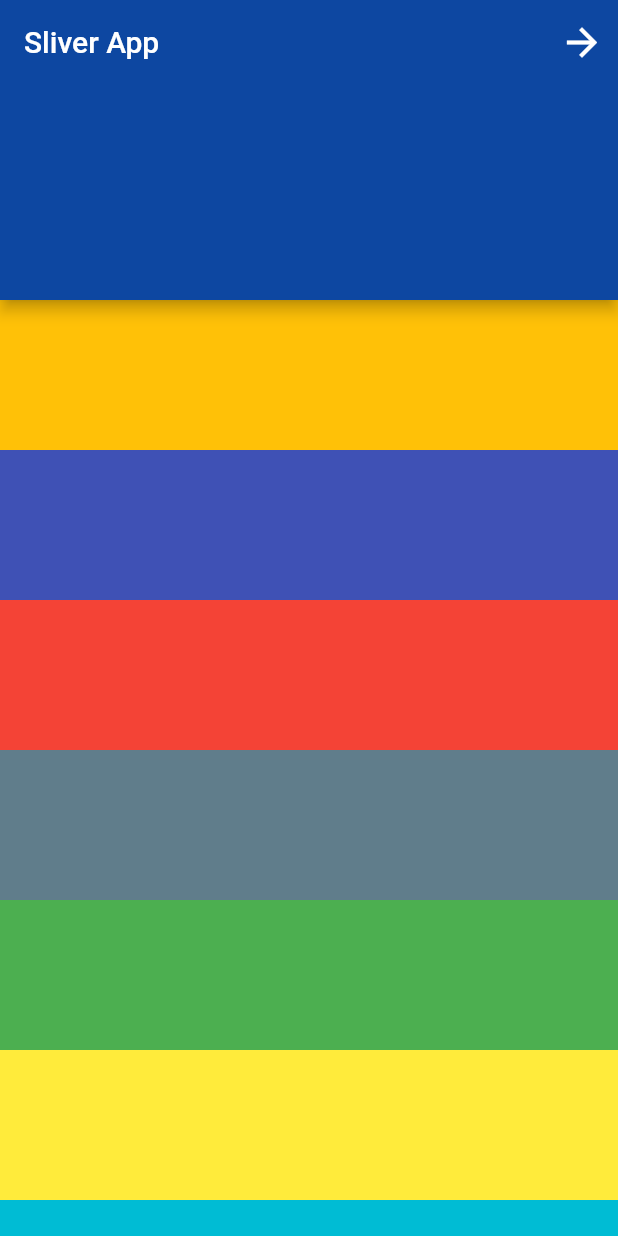
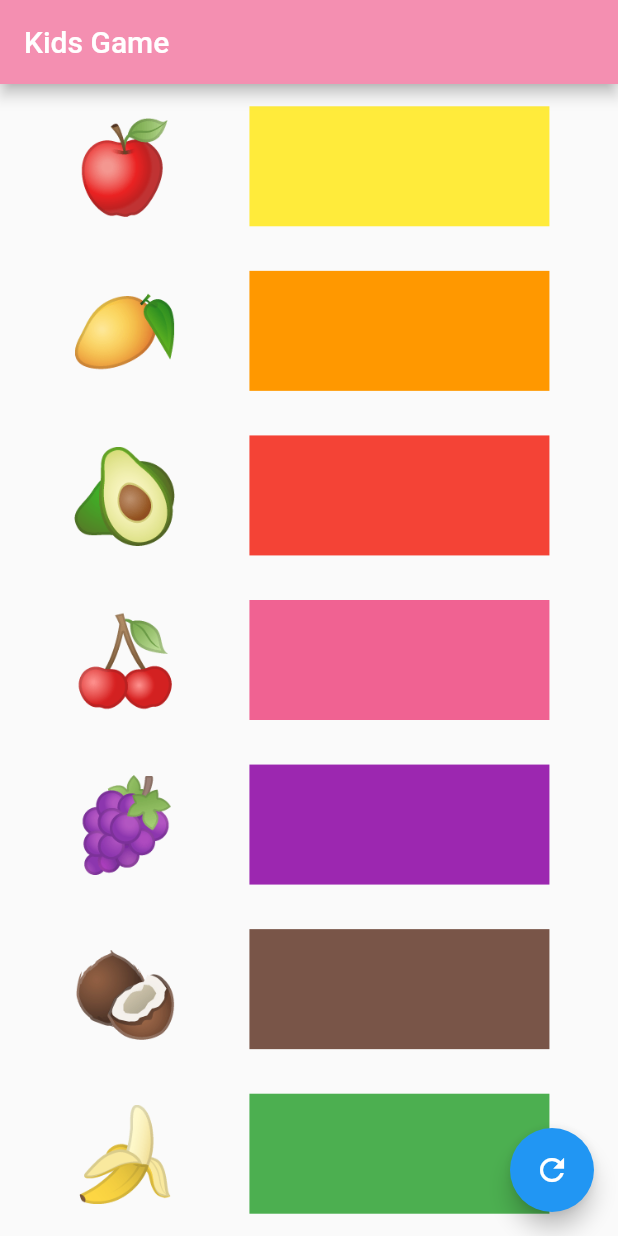
Before and after one commit to dharmishthamakwana/sliver_app, a Flutter app: the screen it shows after launch, on a phone screen of 412 x 824 dp. Run offline on Flutter 3.47's test engine with Material 2 defaults, Android fonts, the phone set to English and light mode, and no system bars; our stand-ins replace audioplayers, font_awesome_flutter, get.

Commit message:
kids game

```diff
--- a/lib/main.dart
+++ b/lib/main.dart
@@ -1,5 +1,7 @@
 import 'package:flutter/material.dart';
 import 'package:get/get.dart';
+import 'package:sliver_app/screens/home/view/fifth_screen.dart';
+import 'package:sliver_app/screens/home/view/forth_screen.dart';
 import 'package:sliver_app/screens/home/view/home_Screen.dart';
 import 'package:sliver_app/screens/home/view/second_Screen.dart';
 import 'package:sliver_app/screens/home/view/third_Screen.dart';
@@ -8,11 +10,13 @@ void main() {
   runApp(
     GetMaterialApp(
       debugShowCheckedModeBanner: false,
+      initialRoute: 'forth',
       routes: {
         '/': (p0) => HomeScreen(),
         'second': (p0) => SecondScreen(),
         'third': (p0) => ThirdScreen(),
-
+        'third': (p0) => ThirdScreen(),
+        'forth': (p0) => Home(),
       },
     ),
   );
--- /dev/null
+++ b/lib/screens/home/view/fifth_screen.dart
@@ -0,0 +1,147 @@
+import 'dart:math';
+
+import 'package:audioplayers/audioplayers.dart';
+import 'package:flutter/material.dart';
+
+class Home extends StatefulWidget {
+  const Home({Key? key}) : super(key: key);
+
+  @override
+  State<Home> createState() => _HomeState();
+}
+
+class _HomeState extends State<Home> {
+  final Map<String, bool> score = {};
+  final Map<String, Color> choice = {
+    '🍎': Colors.red,
+    '🥭': Colors.orange,
+    '🥑': Colors.green,
+    '🍒': Colors.pink.shade300,
+    '🍇': Colors.purple,
+    '🥥': Colors.brown,
+    '🍌': Colors.yellow,
+  };
+  int index = 0;
+  var play = AudioCache();
+
+  @override
+  Widget build(BuildContext context) {
+    return SafeArea(
+      child: Scaffold(
+        appBar: AppBar(title: Text("Kids Game",),backgroundColor: Colors.pink.shade200),
+        body: Row(
+          mainAxisAlignment: MainAxisAlignment.spaceEvenly,
+          children: [
+            Column(
+              mainAxisAlignment: MainAxisAlignment.spaceAround,
+              crossAxisAlignment: CrossAxisAlignment.end,
+              children: choice.keys.map(
+                (element) {
+                  return Draggable<String>(
+                    data: element,
+                    child: Text(
+                      element,
+                      style: TextStyle(fontSize: 60),
+                    ),
+                    feedback: Movable(element),
+                    childWhenDragging: Text(
+                      '🐰',
+                      style: TextStyle(fontSize: 50),
+                    ),
+                    onDragStarted: () {
+                      ScaffoldMessenger.of(context).showSnackBar(SnackBar(
+                        content: Text("Start drag",
+                            style: TextStyle(
+                                color: Colors.white,
+                                fontWeight: FontWeight.bold)),
+                        backgroundColor: Colors.black38,
+                      ));
+                    },
+                  );
+                },
+              ).toList(),
+            ),
+            Column(
+              mainAxisAlignment: MainAxisAlignment.spaceAround,
+              crossAxisAlignment: CrossAxisAlignment.start,
+              children: choice.keys.map((element) {
+                return buildTarget(element);
+              }).toList()
+                ..shuffle(Random(index)),
+            ),
+          ],
+        ),
+        floatingActionButton: FloatingActionButton(
+            onPressed: () {
+              setState(() {
+                score.clear();
+                index++;
+              });
+            },
+            child: Icon(Icons.refresh)),
+      ),
+    );
+  }
+
+  Widget buildTarget(emoji) {
+    return DragTarget(
+      builder: (context, candidateData, rejectedData) {
+        if (score[emoji] == true) {
+          return Container(
+            color: Colors.white,
+            child: Text('Congratulations !'),
+            alignment: Alignment.center,
+            height: 80,
+            width: 200,
+          );
+        } else {
+          return Container(
+            color: choice[emoji],
+            height: 80,
+            width: 200,
+          );
+        }
+      },
+      onWillAccept: (data) => data == emoji,
+      onAccept: (data) {
+        setState(
+          () {
+            ScaffoldMessenger.of(context).showSnackBar(
+              SnackBar(
+                content: Text('Dropped successfully!',
+                    style: TextStyle(
+                        color: Colors.white, fontWeight: FontWeight.bold)),
+                backgroundColor: Colors.black38,
+              ),
+            );
+            score[emoji] = true;
+          },
+        );
+      },
+      onLeave: (data) {
+
+      },
+    );
+  }
+}
+
+class Movable extends StatelessWidget {
+  Movable(this.emoji);
+
+  final String emoji;
+
+  @override
+  Widget build(BuildContext context) {
+    return Material(
+      color: Colors.transparent,
+      child: Container(
+          alignment: Alignment.center,
+          height: 50,
+          padding: EdgeInsets.all(15),
+          child: Text(
+            emoji,
+            style: TextStyle(color: Colors.black, fontSize: 60),
+          )),
+    );
+  }
+}
--- a/lib/screens/home/view/home_Screen.dart
+++ b/lib/screens/home/view/home_Screen.dart
@@ -26,7 +26,8 @@ class _HomeScreenState extends State<HomeScreen> {
                     Get.toNamed('second');
                   },
                   icon: Icon(
-                  Icons.arrow_forward,size: 30,
+                    Icons.arrow_forward,
+                    size: 30,
                   ),
                 ),
               ],
```
Also changed, not shown: lib/screens/home/modal/itemmodal.dart (added, +9 -0 lines), lib/screens/home/view/forth_screen.dart (added, +184 -0 lines), pubspec.yaml (+6 -1 lines), assets/images/1.png (added), pubspec.lock, 7 other files.
